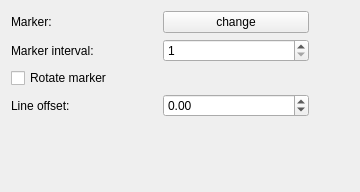
qgis/QGIS, file src/ui/symbollayer/widget_markerline.ui: the form before one commit.
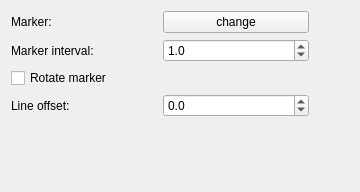
The form after the commit.

Commit message: Changed line width to be double, fixed width retrieval from symbol, proportional scaling of symbol layers when settings size/width.

What changed in the file:
```diff
--- a/src/ui/symbollayer/widget_markerline.ui
+++ b/src/ui/symbollayer/widget_markerline.ui
@@ -53,13 +53,6 @@
        </property>
       </widget>
      </item>
-     <item row="1" column="1">
-      <widget class="QSpinBox" name="spinInterval">
-       <property name="minimum">
-        <number>1</number>
-       </property>
-      </widget>
-     </item>
      <item row="2" column="0" colspan="2">
       <widget class="QCheckBox" name="chkRotateMarker">
        <property name="text">
@@ -76,8 +69,21 @@
      </item>
      <item row="3" column="1">
       <widget class="QDoubleSpinBox" name="spinOffset">
+       <property name="decimals">
+        <number>1</number>
+       </property>
        <property name="minimum">
-        <double>-99.989999999999995</double>
+        <double>-100.000000000000000</double>
+       </property>
+      </widget>
+     </item>
+     <item row="1" column="1">
+      <widget class="QDoubleSpinBox" name="spinInterval">
+       <property name="decimals">
+        <number>1</number>
+       </property>
+       <property name="value">
+        <double>1.000000000000000</double>
        </property>
       </widget>
      </item>
```
The commit also changes 16 other files.
